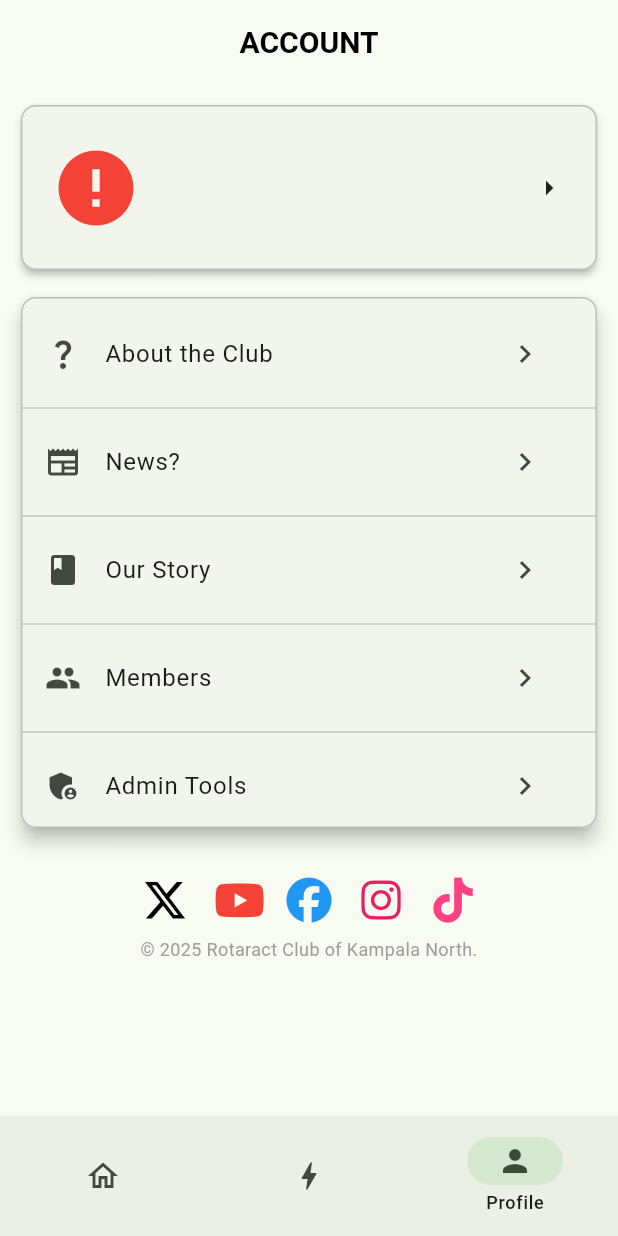
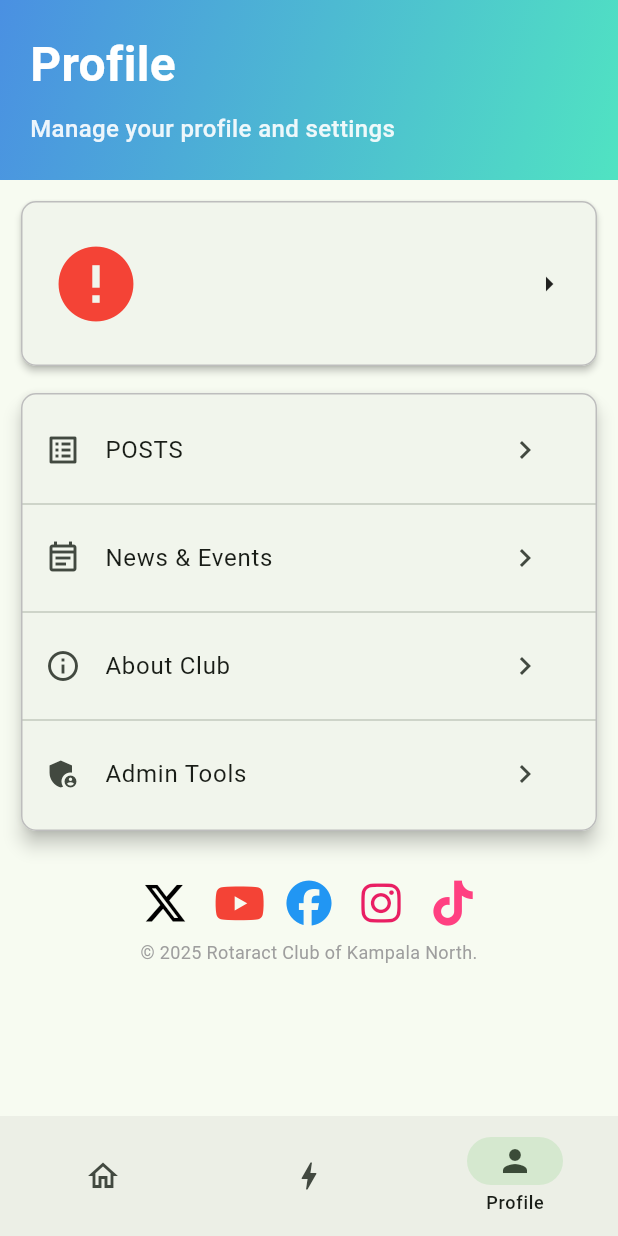
Before and after one commit to tagasimon/Rotarise, a Flutter app: the screen it shows once a user with an empty profile is signed in, item 3 of the bottom bar chosen, on a phone screen of 412 x 824 dp. Run offline on Flutter 3.47's test engine with Material 3 defaults, Android fonts, the phone set to English and light mode, and no system bars; drawn by our look-alikes of cached_network_image; our stand-ins replace cloud_firestore, cloud_functions, firebase_auth, firebase_core, firebase_crashlytics, firebase_storage and 4 more; missing offline and left inert: firebase_ui_auth, mobile_scanner; accounts and stored records are empty; network calls fail.

Commit message:
ui updates

```diff
--- a/lib/_core/ui/main_tabs_screen/main_tabs_screen.dart
+++ b/lib/_core/ui/main_tabs_screen/main_tabs_screen.dart
@@ -3,7 +3,7 @@ import 'package:flutter_riverpod/flutter_riverpod.dart';
 
 import 'package:rotaract/_core/ui/home_screen/home_screen.dart';
 import 'package:rotaract/discover/ui/discover_screen/discover_clubs_screen.dart';
-import 'package:rotaract/_core/ui/profile_screen/new_profile_screen.dart';
+import 'package:rotaract/_core/ui/profile_screen/profile_screen.dart';
 
 class MainTabsScreen extends ConsumerStatefulWidget {
   const MainTabsScreen({super.key});
@@ -17,7 +17,7 @@ class _MainTabsScreenState extends ConsumerState<MainTabsScreen> {
     HomeScreen(),
     DiscoverClubsScreen(),
     // MembersScreen(),
-    NewProfileScreen(),
+    ProfileScreen(),
   ];
   int _selectedScreenIndex = 0;
   void _selectScreen(int index) {
--- a/lib/_core/ui/profile_screen/new_profile_screen.dart
+++ b/lib/_core/ui/profile_screen/profile_screen.dart
@@ -1,22 +1,23 @@
 import 'package:flutter/material.dart';
 import 'package:flutter_riverpod/flutter_riverpod.dart';
+import 'package:rotaract/_core/shared_widgets/modern_app_bar_widget.dart';
 import 'package:rotaract/_core/ui/profile_screen/widgets/profile_admin_widget.dart';
 import 'package:rotaract/_core/ui/profile_screen/widgets/profile_menu_widget.dart';
 import 'package:rotaract/_core/ui/profile_screen/widgets/social_media_handles.dart';
 
-class NewProfileScreen extends ConsumerWidget {
+class ProfileScreen extends ConsumerWidget {
   static const String route = "/NewProfileScreen";
-  const NewProfileScreen({super.key});
+  const ProfileScreen({super.key});
   @override
   Widget build(BuildContext context, WidgetRef ref) {
     return Scaffold(
-      appBar: AppBar(
-        title: const Text(
-          'ACCOUNT',
-          style: TextStyle(fontWeight: FontWeight.bold),
+        body: NestedScrollView(
+      headerSliverBuilder: (context, innerBoxIsScrolled) => [
+        const ModernAppBarWidget(
+          title: "Profile",
+          subtitle: "Manage your profile and settings",
         ),
-        centerTitle: true,
-      ),
+      ],
       body: Container(
         margin: const EdgeInsets.all(10.0),
         child: const SingleChildScrollView(
@@ -43,6 +44,6 @@ class NewProfileScreen extends ConsumerWidget {
           ),
         ),
       ),
-    );
+    ));
   }
 }
--- a/lib/_core/ui/profile_screen/widgets/profile_menu_widget.dart
+++ b/lib/_core/ui/profile_screen/widgets/profile_menu_widget.dart
@@ -19,8 +19,8 @@ class ProfileMenuWidget extends ConsumerWidget {
           children: [
             const SizedBox(height: 10),
             ListTileWidget(
-              tileTitle: "About the Club",
-              tileIcon: Icons.question_mark_sharp,
+              tileTitle: "POSTS",
+              tileIcon: Icons.list_alt_outlined,
               onPressed: () {
                 Fluttertoast.showToast(msg: "Coming Soon...");
               },
@@ -28,8 +28,8 @@ class ProfileMenuWidget extends ConsumerWidget {
             // contact us
             const Divider(thickness: 1.0),
             ListTileWidget(
-              tileTitle: "News?",
-              tileIcon: Icons.newspaper,
+              tileTitle: "News & Events",
+              tileIcon: Icons.event_note_outlined,
               onPressed: () {
                 Fluttertoast.showToast(msg: "Coming Soon...");
               },
@@ -41,22 +41,12 @@ class ProfileMenuWidget extends ConsumerWidget {
             ),
             // our story
             ListTileWidget(
-              tileTitle: "Our Story",
-              tileIcon: Icons.book,
+              tileTitle: "About Club",
+              tileIcon: Icons.info_outline,
               onPressed: () {
                 Fluttertoast.showToast(msg: "Coming Soon...");
               },
             ),
-            const Divider(thickness: 1.0),
-            // team
-            ListTileWidget(
-              tileTitle: "Members",
-              tileIcon: Icons.people,
-              onPressed: () {
-                Fluttertoast.showToast(msg: "Coming Soon...");
-              },
-            ),
-
             const Divider(thickness: 1.0),
             // admin tools
             ListTileWidget(
@@ -66,6 +56,7 @@ class ProfileMenuWidget extends ConsumerWidget {
                 Fluttertoast.showToast(msg: "Coming Soon...");
               },
             ),
+            const SizedBox(height: 10),
           ],
         ),
       ),
```
Also changed, not shown: lib/_core/shared_widgets/modern_app_bar_widget.dart (added, +61 -0 lines), lib/discover/ui/discover_screen/discover_clubs_screen.dart (+55 -52 lines).
